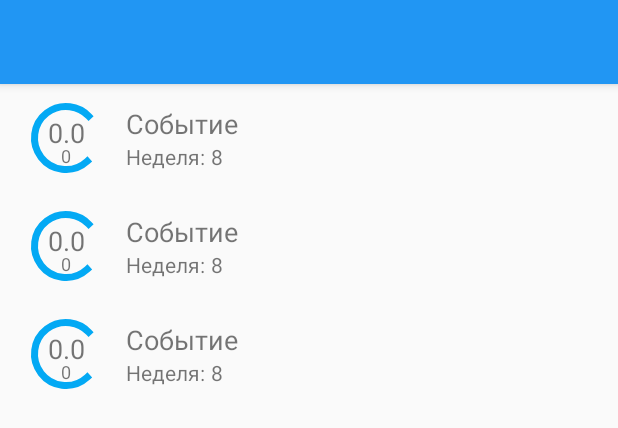
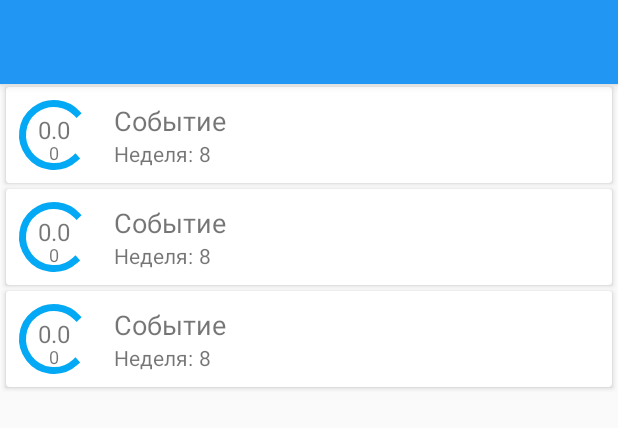
Before and after one commit to slowfarm/Orioks, an Android app: the layout app_bar_events.xml on its own in the app's theme, with its tools: preview values and no code run, on a phone screen of 412 x 824 dp. Shown: the top 428 px of the screen. Run offline under Robolectric (Android 15) with nearby library versions, the phone set to English and light mode, and no system bars; plain views replace CircularProgressBar.

Commit message:
1.0.14 release schedule fix

```diff
--- a/app/build.gradle
+++ b/app/build.gradle
@@ -7,8 +7,8 @@ android {
         applicationId "ru.eva.oriokslive"
         minSdkVersion 16
         targetSdkVersion 28
-        versionCode 10013
-        versionName "1.0.13"
+        versionCode 10014
+        versionName "1.0.14"
         testInstrumentationRunner "android.support.test.runner.AndroidJUnitRunner"
     }
     buildTypes {
--- a/app/src/main/java/ru/eva/oriokslive/helpers/StorageHelper.java
+++ b/app/src/main/java/ru/eva/oriokslive/helpers/StorageHelper.java
@@ -134,14 +134,14 @@ public class StorageHelper {
     }
 
     private void fillDataList(List<Data> dataList) {
-        dataList.add(0, new Data());
         int listSize = dataList.size();
         for(int i = 1; i< listSize; i++) {
-            if(!dataList.get(i).getDay().equals(dataList.get(i+1).getDay())) {
-                dataList.add(i+1, new Data());
+            if(!dataList.get(i).getDay().equals(dataList.get(i-1).getDay())) {
+                dataList.add(i, new Data());
                 i++;
             }
         }
+        dataList.add(0, new Data());
     }
 
     public Schedulers getSchedule() {
--- a/app/src/main/res/layout/events_list_item.xml
+++ b/app/src/main/res/layout/events_list_item.xml
@@ -1,13 +1,21 @@
 <?xml version="1.0" encoding="utf-8"?>
-<LinearLayout xmlns:android="http://schemas.android.com/apk/res/android"
+<android.support.v7.widget.CardView xmlns:android="http://schemas.android.com/apk/res/android"
     xmlns:app="http://schemas.android.com/apk/res-auto"
     xmlns:tools="http://schemas.android.com/tools"
     android:layout_width="match_parent"
     android:layout_height="wrap_content"
-    android:layout_margin="4dp"
-    android:orientation="horizontal"
+    android:layout_marginLeft="4dp"
+    android:layout_marginTop="2dp"
+    android:layout_marginRight="4dp"
+    android:layout_marginBottom="2dp"
     android:paddingLeft="8dp"
     android:paddingRight="8dp">
+
+    <LinearLayout
+        android:layout_width="match_parent"
+        android:layout_height="match_parent"
+        android:orientation="horizontal"
+        android:gravity="center_vertical">
 
     <android.support.constraint.ConstraintLayout
         android:layout_width="wrap_content"
@@ -20,7 +28,7 @@
             android:layout_height="wrap_content"
             android:layout_marginBottom="8dp"
             android:text="@string/_0_0"
-            android:textSize="18sp"
+            android:textSize="16sp"
             app:layout_constraintBottom_toBottomOf="@+id/progress_bar"
             app:layout_constraintEnd_toEndOf="@+id/progress_bar"
             app:layout_constraintStart_toStartOf="@+id/progress_bar"
@@ -101,4 +109,5 @@
         </LinearLayout>
 
     </LinearLayout>
-</LinearLayout>
+    </LinearLayout>
+</android.support.v7.widget.CardView>
```
Also changed, not shown: app/src/main/res/layout/discipline_list_item.xml (+13 -5 lines).
